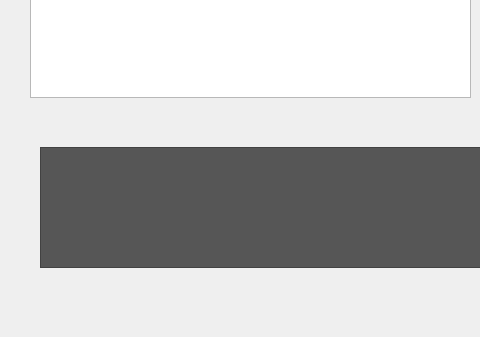
Old version of the form ventana_principal.ui in the repository llamasdelacruz/Compilador; both pictures show x 0 to 480 and y 353 to 690 of the 800 by 690 pixel window.
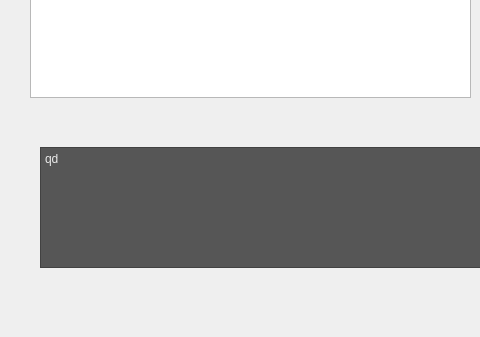
New version of the form.

Commit message: se agrego escoger archivos y limpiar

```diff
--- a/ventana_principal.ui
+++ b/ventana_principal.ui
@@ -151,7 +151,7 @@
 }</string>
     </property>
     <property name="plainText">
-     <string/>
+     <string>qd</string>
     </property>
    </widget>
   </widget>
```
The commit also changes 2 other files.
